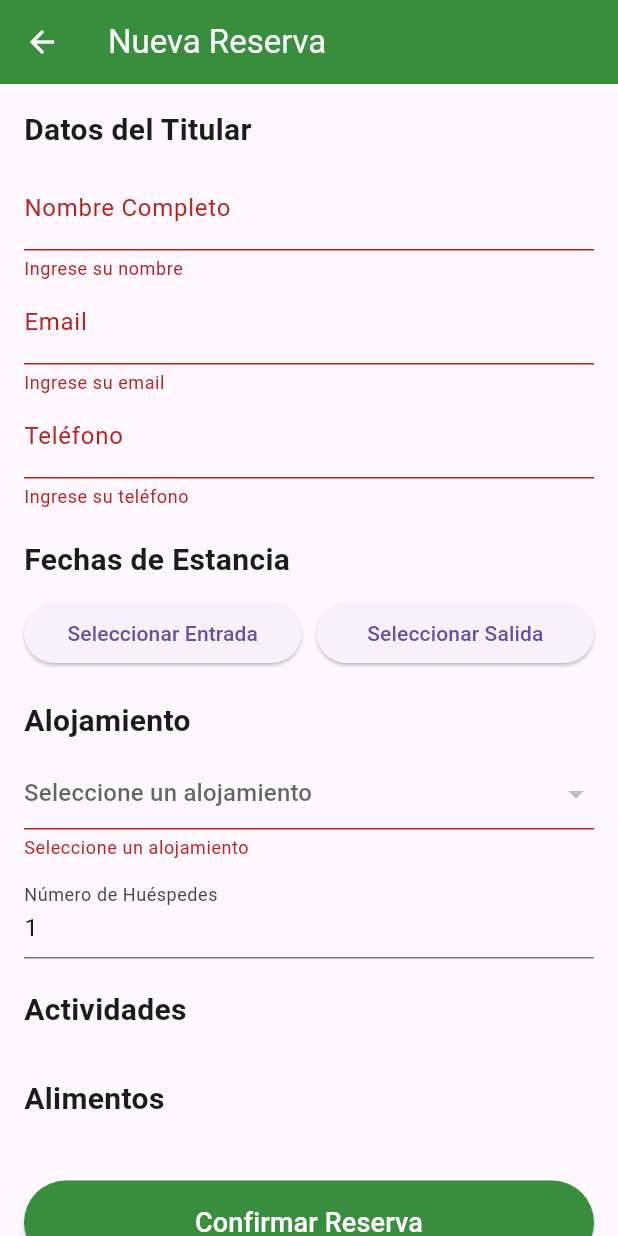
After one commit to arley1608/APP_RESERVAS_AFSF, a Flutter app: the ReservationScreen screen opened directly, after a tap on "Confirmar Reserva", on a phone screen of 412 x 824 dp. The commit adds this screen. Run offline on Flutter 3.47's test engine with Material 3 defaults, Android fonts, the light colour scheme and no system bars; our stand-ins replace cloud_firestore, firebase_auth, firebase_core, image_picker; accounts and stored records are empty.

Commit message:
creacion de reserva en progreso

```diff
--- a/lib/screens/dashboard_screen.dart
+++ b/lib/screens/dashboard_screen.dart
@@ -3,6 +3,7 @@ import 'package:firebase_auth/firebase_auth.dart';
 import 'package:cloud_firestore/cloud_firestore.dart';
 import 'login_screen.dart';
 import 'profile_screen.dart';
+import 'reservation_screen.dart';
 import 'user_management_screen.dart';
 import 'room_management_screen.dart';
 import 'activity_management_screen.dart'; // Importa la nueva pantalla de actividades
@@ -103,7 +104,13 @@ class DashboardScreen extends StatelessWidget {
                 ),
                 SizedBox(height: 40),
                 if (rol == "admin" || rol == "operador")
-                  _buildButton(context, "Nueva Reserva", Icons.add, () {}),
+                  _buildButton(context, "Nueva Reserva", Icons.add, () {
+                    Navigator.push(
+                      context,
+                      MaterialPageRoute(
+                          builder: (context) => ReservationScreen()),
+                    );
+                  }),
                 if (rol == "admin" || rol == "operador")
                   _buildButton(context, "Editar Reserva", Icons.edit, () {}),
                 if (rol == "admin" || rol == "recepcionista")
--- /dev/null
+++ b/lib/screens/reservation_screen.dart
@@ -0,0 +1,484 @@
+import 'package:flutter/material.dart';
+import 'package:cloud_firestore/cloud_firestore.dart';
+import 'package:intl/intl.dart';
+import 'package:firebase_auth/firebase_auth.dart';
+
+class ReservationScreen extends StatefulWidget {
+  @override
+  _ReservationScreenState createState() => _ReservationScreenState();
+}
+
+class _ReservationScreenState extends State<ReservationScreen> {
+  final _formKey = GlobalKey<FormState>();
+  final TextEditingController _nombreController = TextEditingController();
+  final TextEditingController _emailController = TextEditingController();
+  final TextEditingController _telefonoController = TextEditingController();
+  final TextEditingController _huespedesController =
+      TextEditingController(text: '1');
+
+  DateTime? _fechaEntrada;
+  DateTime? _fechaSalida;
+  String? _selectedAlojamientoId;
+  Map<String, bool> _selectedActivities = {};
+  Map<String, bool> _selectedFoods = {};
+
+  // Nuevas variables para mejoras
+  int _noches = 0;
+  bool _disponibilidadVerificada = false;
+  bool _alojamientoDisponible = false;
+  bool _isLoading = false;
+
+  List<Map<String, dynamic>> _alojamientos = [];
+  List<Map<String, dynamic>> _actividades = [];
+  List<Map<String, dynamic>> _alimentos = [];
+
+  @override
+  void initState() {
+    super.initState();
+    _loadAlojamientos();
+    _loadActividades();
+    _loadAlimentos();
+  }
+
+  Future<void> _loadAlojamientos() async {
+    final snapshot =
+        await FirebaseFirestore.instance.collection('alojamientos').get();
+    setState(() {
+      _alojamientos =
+          snapshot.docs.map((doc) => {'id': doc.id, ...doc.data()}).toList();
+    });
+  }
+
+  Future<void> _loadActividades() async {
+    final snapshot =
+        await FirebaseFirestore.instance.collection('actividades').get();
+    setState(() {
+      _actividades =
+          snapshot.docs.map((doc) => {'id': doc.id, ...doc.data()}).toList();
+    });
+  }
+
+  Future<void> _loadAlimentos() async {
+    final snapshot =
+        await FirebaseFirestore.instance.collection('alimentos').get();
+    setState(() {
+      _alimentos =
+          snapshot.docs.map((doc) => {'id': doc.id, ...doc.data()}).toList();
+    });
+  }
+
+  Future<void> _selectFecha(BuildContext context, bool isEntrada) async {
+    final DateTime? picked = await showDatePicker(
+      context: context,
+      initialDate: isEntrada
+          ? DateTime.now()
+          : (_fechaEntrada ?? DateTime.now().add(Duration(days: 1))),
+      firstDate: isEntrada ? DateTime.now() : (_fechaEntrada ?? DateTime.now()),
+      lastDate: DateTime(DateTime.now().year + 1),
+    );
+
+    if (picked != null) {
+      setState(() {
+        if (isEntrada) {
+          _fechaEntrada = picked;
+          if (_fechaSalida == null || !_fechaSalida!.isAfter(picked)) {
+            _fechaSalida = picked.add(Duration(days: 1));
+          }
+        } else {
+          _fechaSalida = picked;
+        }
+
+        _noches = _fechaSalida!.difference(_fechaEntrada!).inDays;
+        _disponibilidadVerificada = false;
+      });
+
+      if (_selectedAlojamientoId != null) {
+        await _verificarDisponibilidad();
+      }
+    }
+  }
+
+  Future<bool> _isAlojamientoDisponible(String alojamientoId) async {
+    if (_fechaEntrada == null || _fechaSalida == null) return false;
+
+    final reservasSnapshot = await FirebaseFirestore.instance
+        .collection('reservas')
+        .where('alojamientoId', isEqualTo: alojamientoId)
+        .get();
+
+    for (var reserva in reservasSnapshot.docs) {
+      final fechaInicioReserva =
+          (reserva.data()['fechaEntrada'] as Timestamp).toDate();
+      final fechaFinReserva =
+          (reserva.data()['fechaSalida'] as Timestamp).toDate();
+
+      if ((_fechaEntrada!.isBefore(fechaFinReserva) &&
+          _fechaSalida!.isAfter(fechaInicioReserva))) {
+        return false;
+      }
+    }
+    return true;
+  }
+
+  Future<void> _verificarDisponibilidad() async {
+    if (_fechaEntrada == null ||
+        _fechaSalida == null ||
+        _selectedAlojamientoId == null) return;
+
+    setState(() {
+      _isLoading = true;
+      _disponibilidadVerificada = false;
+    });
+
+    final disponible = await _isAlojamientoDisponible(_selectedAlojamientoId!);
+
+    setState(() {
+      _alojamientoDisponible = disponible;
+      _disponibilidadVerificada = true;
+      _isLoading = false;
+    });
+  }
+
+  Widget _buildResumenReserva() {
+    if (_fechaEntrada == null || _fechaSalida == null) return SizedBox();
+
+    return Card(
+      margin: EdgeInsets.symmetric(vertical: 10),
+      child: Padding(
+        padding: EdgeInsets.all(16),
+        child: Column(
+          crossAxisAlignment: CrossAxisAlignment.start,
+          children: [
+            Text('Resumen de Reserva',
+                style: TextStyle(fontSize: 18, fontWeight: FontWeight.bold)),
+            SizedBox(height: 10),
+            Text(
+                '• $_noches noche(s): ${DateFormat('dd/MM').format(_fechaEntrada!)} - ${DateFormat('dd/MM').format(_fechaSalida!)}'),
+            if (_selectedAlojamientoId != null) ...[
+              SizedBox(height: 5),
+              Text(
+                  '• Alojamiento: ${_alojamientos.firstWhere((a) => a['id'] == _selectedAlojamientoId)['nombre']}'),
+            ],
+            if (_disponibilidadVerificada) ...[
+              SizedBox(height: 5),
+              Text(
+                '• Disponibilidad: ${_alojamientoDisponible ? 'DISPONIBLE ✅' : 'NO DISPONIBLE ❌'}',
+                style: TextStyle(
+                    color: _alojamientoDisponible ? Colors.green : Colors.red,
+                    fontWeight: FontWeight.bold),
+              ),
+            ],
+            SizedBox(height: 10),
+            _isLoading
+                ? Center(child: CircularProgressIndicator())
+                : ElevatedButton(
+                    onPressed: _verificarDisponibilidad,
+                    child: Text('Verificar Disponibilidad'),
+                    style: ElevatedButton.styleFrom(
+                      backgroundColor: Colors.blue[700],
+                    ),
+                  ),
+          ],
+        ),
+      ),
+    );
+  }
+
+  Future<void> _crearReserva() async {
+    if (!_formKey.currentState!.validate()) return;
+
+    if (_fechaEntrada == null || _fechaSalida == null) {
+      ScaffoldMessenger.of(context)
+          .showSnackBar(SnackBar(content: Text('Seleccione fechas válidas')));
+      return;
+    }
+
+    if (_selectedAlojamientoId == null) {
+      ScaffoldMessenger.of(context)
+          .showSnackBar(SnackBar(content: Text('Seleccione un alojamiento')));
+      return;
+    }
+
+    if (!_disponibilidadVerificada || !_alojamientoDisponible) {
+      ScaffoldMessenger.of(context).showSnackBar(
+          SnackBar(content: Text('Verifique la disponibilidad primero')));
+      return;
+    }
+
+    final bool? confirmado = await showDialog<bool>(
+      context: context,
+      builder: (context) => AlertDialog(
+        title: Text('Confirmar Reserva'),
+        content: Text('¿Está seguro de crear esta reserva?'),
+        actions: [
+          TextButton(
+            onPressed: () => Navigator.pop(context, false),
+            child: Text('Cancelar'),
+          ),
+          TextButton(
+            onPressed: () => Navigator.pop(context, true),
+            child: Text('Confirmar', style: TextStyle(color: Colors.green)),
+          ),
+        ],
+      ),
+    );
+
+    if (confirmado != true) return;
+
+    setState(() => _isLoading = true);
+
+    try {
+      final alojamientoDoc = await FirebaseFirestore.instance
+          .collection('alojamientos')
+          .doc(_selectedAlojamientoId)
+          .get();
+
+      final precioPorNoche = alojamientoDoc.data()!['precio'] as double;
+      final totalAlojamiento = precioPorNoche * _noches;
+
+      // Calcular total actividades
+      double totalActividades = 0;
+      final actividadesSeleccionadas = _selectedActivities.entries
+          .where((entry) => entry.value)
+          .map((entry) => entry.key)
+          .toList();
+
+      for (var actividadId in actividadesSeleccionadas) {
+        final actividad =
+            _actividades.firstWhere((a) => a['id'] == actividadId);
+        totalActividades += actividad['precio'];
+      }
+
+      // Calcular total alimentos
+      double totalAlimentos = 0;
+      final alimentosSeleccionados = _selectedFoods.entries
+          .where((entry) => entry.value)
+          .map((entry) => entry.key)
+          .toList();
+
+      for (var alimentoId in alimentosSeleccionados) {
+        final alimento = _alimentos.firstWhere((a) => a['id'] == alimentoId);
+        totalAlimentos += alimento['precio'];
+      }
+
+      // Crear reserva
+      final reservaData = {
+        'usuarioId': FirebaseAuth.instance.currentUser?.uid ?? '',
+        'titular': _nombreController.text,
+        'email': _emailController.text,
+        'telefono': _telefonoController.text,
+        'alojamientoId': _selectedAlojamientoId,
+        'alojamientoNombre': alojamientoDoc.data()!['nombre'],
+        'fechaEntrada': Timestamp.fromDate(_fechaEntrada!),
+        'fechaSalida': Timestamp.fromDate(_fechaSalida!),
+        'noches': _noches,
+        'huespedes': int.parse(_huespedesController.text),
+        'actividades': actividadesSeleccionadas,
+        'alimentos': alimentosSeleccionados,
+        'totalAlojamiento': totalAlojamiento,
+        'totalActividades': totalActividades,
+        'totalAlimentos': totalAlimentos,
+        'total': totalAlojamiento + totalActividades + totalAlimentos,
+        'fechaCreacion': Timestamp.now(),
+        'estado': 'confirmada',
+      };
+
+      await FirebaseFirestore.instance.collection('reservas').add(reservaData);
+
+      ScaffoldMessenger.of(context).showSnackBar(
+          SnackBar(content: Text('✅ Reserva creada exitosamente')));
+
+      Navigator.pop(context);
+    } catch (e) {
+      ScaffoldMessenger.of(context).showSnackBar(
+          SnackBar(content: Text('❌ Error al crear reserva: ${e.toString()}')));
+    } finally {
+      setState(() => _isLoading = false);
+    }
+  }
+
+  @override
+  Widget build(BuildContext context) {
+    return Scaffold(
+      appBar: AppBar(
+        title: Text('Nueva Reserva', style: TextStyle(color: Colors.white)),
+        backgroundColor: Colors.green[700],
+        leading: IconButton(
+          icon: Icon(Icons.arrow_back, color: Colors.white),
+          onPressed: () => Navigator.pop(context),
+        ),
+      ),
+      body: _isLoading
+          ? Center(child: CircularProgressIndicator())
+          : SingleChildScrollView(
+              padding: EdgeInsets.all(16),
+              child: Form(
+                key: _formKey,
+                child: Column(
+                  crossAxisAlignment: CrossAxisAlignment.stretch,
+                  children: [
+                    // Datos personales
+                    Text('Datos del Titular',
+                        style: TextStyle(
+                            fontSize: 20, fontWeight: FontWeight.bold)),
+                    SizedBox(height: 10),
+                    TextFormField(
+                      controller: _nombreController,
+                      decoration: InputDecoration(labelText: 'Nombre Completo'),
+                      validator: (value) =>
+                          value!.isEmpty ? 'Ingrese su nombre' : null,
+                    ),
+                    TextFormField(
+                      controller: _emailController,
+                      decoration: InputDecoration(labelText: 'Email'),
+                      keyboardType: TextInputType.emailAddress,
+                      validator: (value) =>
+                          value!.isEmpty ? 'Ingrese su email' : null,
+                    ),
+                    TextFormField(
+                      controller: _telefonoController,
+                      decoration: InputDecoration(labelText: 'Teléfono'),
+                      keyboardType: TextInputType.phone,
+                      validator: (value) =>
+                          value!.isEmpty ? 'Ingrese su teléfono' : null,
+                    ),
+                    SizedBox(height: 20),
+
+                    // Fechas
+                    Text('Fechas de Estancia',
+                        style: TextStyle(
+                            fontSize: 20, fontWeight: FontWeight.bold)),
+                    SizedBox(height: 10),
+                    Row(
+                      children: [
+                        Expanded(
+                          child: ElevatedButton(
+                            onPressed: () => _selectFecha(context, true),
+                            child: Text(_fechaEntrada == null
+                                ? 'Seleccionar Entrada'
+                                : DateFormat('dd/MM/yyyy')
+                                    .format(_fechaEntrada!)),
+                          ),
+                        ),
+                        SizedBox(width: 10),
+                        Expanded(
+                          child: ElevatedButton(
+                            onPressed: () => _selectFecha(context, false),
+                            child: Text(_fechaSalida == null
+                                ? 'Seleccionar Salida'
+                                : DateFormat('dd/MM/yyyy')
+                                    .format(_fechaSalida!)),
+                          ),
+                        ),
+                      ],
+                    ),
+                    _buildResumenReserva(),
+                    SizedBox(height: 20),
+
+                    // Alojamiento
+                    Text('Alojamiento',
+                        style: TextStyle(
+                            fontSize: 20, fontWeight: FontWeight.bold)),
+                    SizedBox(height: 10),
+                    DropdownButtonFormField<String>(
+                      value: _selectedAlojamientoId,
+                      hint: Text('Seleccione un alojamiento'),
+                      items: _alojamientos.map((alojamiento) {
+                        return DropdownMenuItem<String>(
+                          value: alojamiento['id'],
+                          child: Text(
+                              '${alojamiento['nombre']} - \$${alojamiento['precio']}/noche'),
+                        );
+                      }).toList(),
+                      onChanged: (String? value) {
+                        setState(() {
+                          _selectedAlojamientoId = value;
+                          _disponibilidadVerificada = false;
+                        });
+                      },
+                      validator: (value) =>
+                          value == null ? 'Seleccione un alojamiento' : null,
+                    ),
+                    SizedBox(height: 10),
+                    TextFormField(
+                      controller: _huespedesController,
+                      decoration:
+                          InputDecoration(labelText: 'Número de Huéspedes'),
+                      keyboardType: TextInputType.number,
+                      validator: (value) {
+                        if (value!.isEmpty)
+                          return 'Ingrese el número de huéspedes';
+                        if (int.tryParse(value) == null ||
+                            int.parse(value) <= 0) {
+                          return 'Ingrese un número válido';
+                        }
+                        return null;
+                      },
+                    ),
+                    SizedBox(height: 20),
+
+                    // Actividades
+                    Text('Actividades',
+                        style: TextStyle(
+                            fontSize: 20, fontWeight: FontWeight.bold)),
+                    SizedBox(height: 10),
+                    ..._actividades.map((actividad) {
+                      return CheckboxListTile(
+                        title: Text(
+                            '${actividad['nombre']} - \$${actividad['precio']}'),
+                        value: _selectedActivities[actividad['id']] ?? false,
+                        onChanged: (bool? value) {
+                          setState(() {
+                            _selectedActivities[actividad['id']] =
+                                value ?? false;
+                          });
+                        },
+                      );
+                    }).toList(),
+                    SizedBox(height: 20),
+
+                    // Alimentos
+                    Text('Alimentos',
+                        style: TextStyle(
+                            fontSize: 20, fontWeight: FontWeight.bold)),
+                    SizedBox(height: 10),
+                    ..._alimentos.map((alimento) {
+                      return CheckboxListTile(
+                        title: Text(
+                            '${alimento['nombre']} - \$${alimento['precio']}'),
+                        value: _selectedFoods[alimento['id']] ?? false,
+                        onChanged: (bool? value) {
+                          setState(() {
+                            _selectedFoods[alimento['id']] = value ?? false;
+                          });
+                        },
+                      );
+                    }).toList(),
+                    SizedBox(height: 30),
+
+                    // Botón de reserva
+                    ElevatedButton(
+                      onPressed: _crearReserva,
+                      style: ElevatedButton.styleFrom(
+                        padding: EdgeInsets.symmetric(vertical: 15),
+                        backgroundColor: Colors.green[700],
+                      ),
+                      child: Text('Confirmar Reserva',
+                          style: TextStyle(fontSize: 18, color: Colors.white)),
+                    ),
+                  ],
+                ),
+              ),
+            ),
+    );
+  }
+
+  @override
+  void dispose() {
+    _nombreController.dispose();
+    _emailController.dispose();
+    _telefonoController.dispose();
+    _huespedesController.dispose();
+    super.dispose();
+  }
+}
--- a/pubspec.yaml
+++ b/pubspec.yaml
@@ -36,6 +36,7 @@ dependencies:
   cloud_firestore: ^5.6.5
   image_picker: ^1.1.2
   intl: ^0.20.2
+  table_calendar: ^3.2.0
 
 
   # The following adds the Cupertino Icons font to your application.
```
Also changed, not shown: pubspec.lock, 1 other file.
